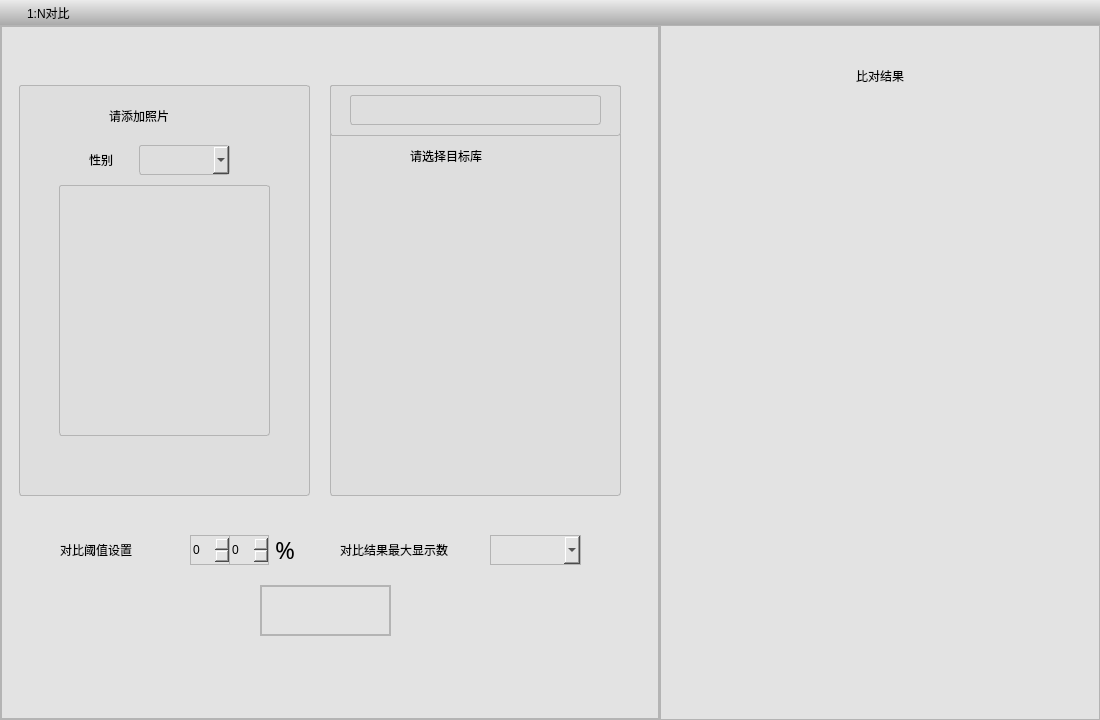
Before: the Qt Designer form UIModule/faceonetonpane.ui in zhangjianscc/ZMClient, drawn with Qt 5.
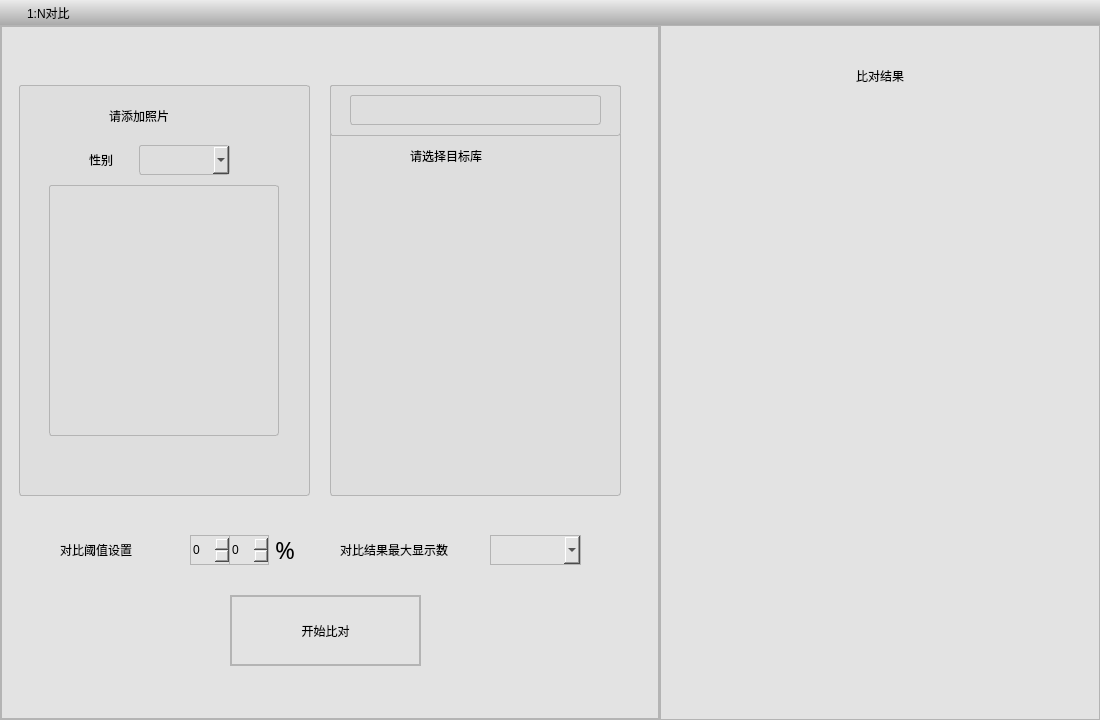
After: the same form once the commit is applied. Icons and pictures are not drawn.

The edit to the form file:
```diff
--- a/UIModule/faceonetonpane.ui
+++ b/UIModule/faceonetonpane.ui
@@ -209,10 +209,10 @@
          <widget class="QPushButton" name="m_btnSelectImage">
           <property name="geometry">
            <rect>
-            <x>90</x>
-            <y>360</y>
-            <width>101</width>
-            <height>41</height>
+            <x>70</x>
+            <y>350</y>
+            <width>147</width>
+            <height>58</height>
            </rect>
           </property>
           <property name="styleSheet">
@@ -226,9 +226,9 @@
          <widget class="QLabel" name="m_labelImage">
           <property name="geometry">
            <rect>
-            <x>40</x>
+            <x>30</x>
             <y>100</y>
-            <width>211</width>
+            <width>230</width>
             <height>251</height>
            </rect>
           </property>
@@ -419,18 +419,14 @@
         <widget class="QPushButton" name="btnBeginCompare">
          <property name="geometry">
           <rect>
-           <x>260</x>
-           <y>560</y>
-           <width>131</width>
-           <height>51</height>
+           <x>230</x>
+           <y>570</y>
+           <width>191</width>
+           <height>71</height>
           </rect>
          </property>
-         <property name="styleSheet">
-          <string notr="true">border-image: url(:/images/btnBeginCompare-01.png);
-</string>
-         </property>
          <property name="text">
-          <string/>
+          <string>开始比对</string>
          </property>
         </widget>
        </widget>
```
